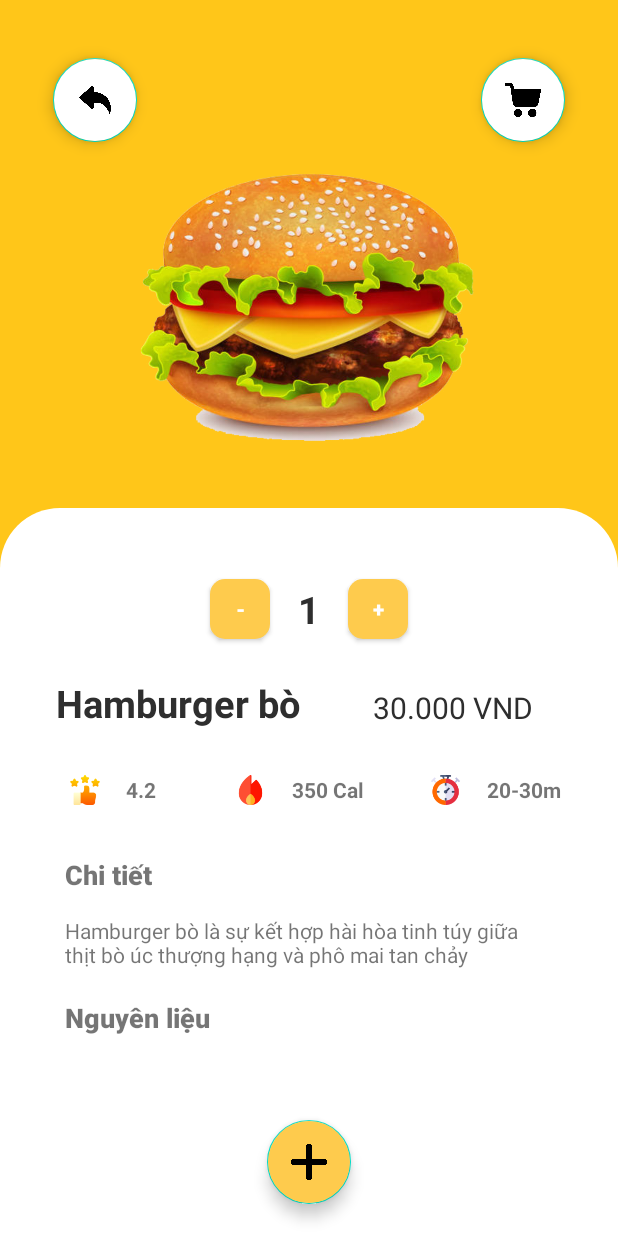
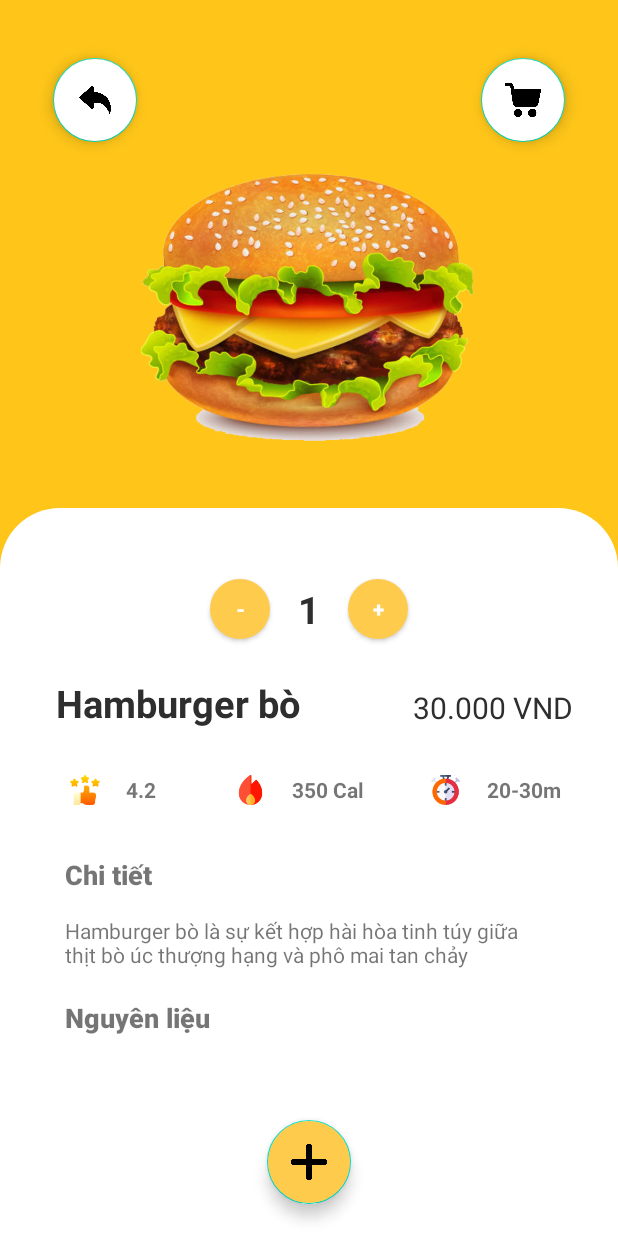
Before and after one commit to vienhuynhemc/eat-simple, an Android app: the layout activity_detail.xml on its own in the app's theme, with its tools: preview values and no code run, on a phone screen of 412 x 824 dp. Run offline under Robolectric (Android 15) with nearby library versions, the light colour scheme and no system bars.

Commit message:
minor update

```diff
--- a/app/src/main/res/drawable/detail_button.xml
+++ b/app/src/main/res/drawable/detail_button.xml
@@ -1,7 +1,7 @@
 <?xml version="1.0" encoding="utf-8"?>
 <shape xmlns:android="http://schemas.android.com/apk/res/android">
 
-    <corners android:radius="10dp"/>
+    <corners android:radius="30dp"/>
 
     <solid android:color="@color/color_main"/>
 </shape>
--- a/app/src/main/res/layout/activity_detail.xml
+++ b/app/src/main/res/layout/activity_detail.xml
@@ -58,7 +58,6 @@
             android:layout_width="wrap_content"
             android:layout_height="wrap_content"
             android:fontFamily="sans-serif"
-            android:paddingRight="30dp"
             android:text="30.000 VND"
             android:textColor="@color/color_text_main"
             android:textSize="20dp"
@@ -195,7 +194,7 @@
                     android:layout_width="80dp"
                     android:layout_height="20dp"
                     android:layout_weight="1"
-                    app:srcCompat="@drawable/stopwatch" />
+                    app:srcCompat="@drawable/activity_detail_time" />
 
                 <TextView
                     android:id="@+id/timetxt"
```
Also changed, not shown: app/src/main/res/drawable/activity_detail_time.png (renamed from app/src/main/res/drawable/stopwatch.png), app/src/main/res/drawable/heart.png (deleted).
